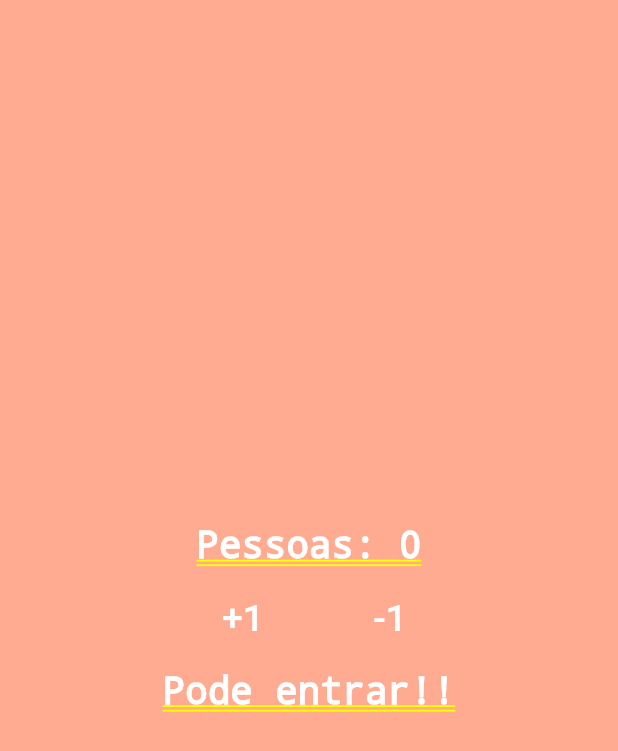
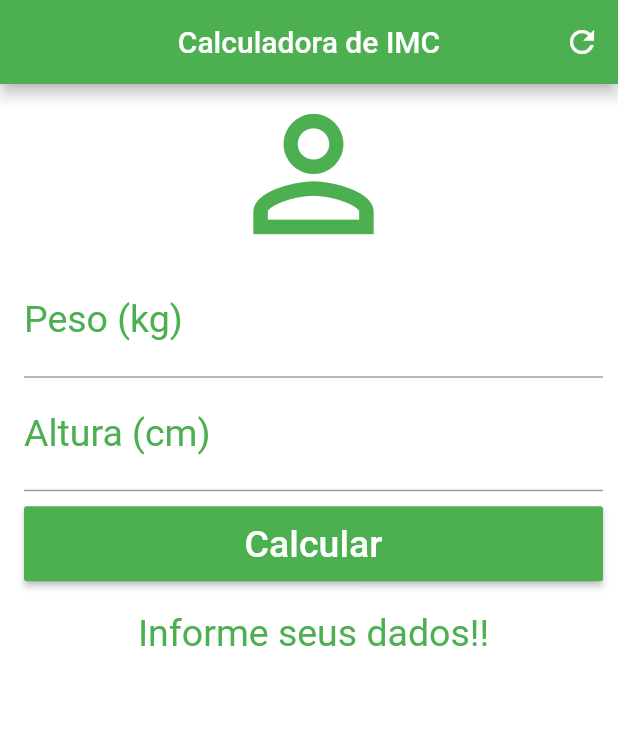
Before and after one commit to FlavioHeartnet/flutterAppTeste, a Flutter app: the screen it shows after launch, on a phone screen of 412 x 824 dp. Shown: the top 751 px of the screen. Run offline on Flutter 3.47's test engine with Material 2 defaults, Android fonts, the phone set to English and light mode, and no system bars.

Commit message:
Calculadora IMC

```diff
--- a/lib/main.dart
+++ b/lib/main.dart
@@ -11,76 +11,137 @@ class MyApp extends StatelessWidget {
         theme: ThemeData(
           primarySwatch: Colors.deepOrange,
         ),
-        home: Home()
-        );
+        home: Home());
   }
 }
 
 class Home extends StatefulWidget {
   @override
-  _State createState() => _State();
+  _HomeState createState() => _HomeState();
 }
 
-class _State extends State<Home> {
-  int _people = 0;
-  String _info = "Pode entrar!!";
-  void _changePeople(int delta)
-  {
+class _HomeState extends State<Home> {
+  TextEditingController weightController = TextEditingController();
+  TextEditingController heightController = TextEditingController();
+
+  String infoText = "Informe seus dados!!";
+
+  GlobalKey<FormState> _formKey = GlobalKey<FormState>();
+
+  void _resetField() {
+
     setState(() {
-      _people+=delta;
-      if(_people < 0){
-        _info="Não há pessoas!!";
-        _people = 0;
-      }else if(_people >=11)
-      {
-        _info="Esta Lotado";
-      }else{
-         _info="Pode entrar!!";
+      weightController.text = "";
+      heightController.text = "";
+      infoText = "Informe seus dados!!";
+
+    });
   }
 
+  void _calcutate() {
+    setState(() {
+      double weight = double.parse(weightController.text);
+      double height = double.parse(heightController.text) / 100;
+      double imc = weight / (height * height);
 
+      if (imc < 18.6) {
+        infoText = "Abaixo do peso: (${imc.toStringAsPrecision(4)})";
+      } else if (imc >= 18.6 && imc < 24.9) {
+        infoText = "Peso Ideal: (${imc.toStringAsPrecision(4)})";
+      } else if (imc >= 24.9 && imc < 29.9) {
+        infoText = "Levemente acima do peso: (${imc.toStringAsPrecision(4)})";
+      } else if (imc >= 29.9 && imc < 34.9) {
+        infoText = "Obesidade grau I: (${imc.toStringAsPrecision(4)})";
+      } else if (imc >= 34.9 && imc < 39.9) {
+        infoText = "Obesidade grau II: (${imc.toStringAsPrecision(4)})";
+      } else if (imc >= 40) {
+        infoText = "Obesidade grau III: (${imc.toStringAsPrecision(4)})";
+      }
     });
-
   }
 
   @override
   Widget build(BuildContext context) {
-    return Stack(
+    return Scaffold(
+        appBar: AppBar(
+          title: Text("Calculadora de IMC"),
+          centerTitle: true,
+          backgroundColor: Colors.green,
+          actions: <Widget>[
+            IconButton(
+              icon: Icon(Icons.refresh),
+              onPressed: () {
+                _resetField();
+              },
+            )
+          ],
+        ),
+        backgroundColor: Colors.white,
+        body: SingleChildScrollView(
+            padding: EdgeInsets.fromLTRB(16, 0.0, 10, 0.0),
+            child: Form(
+              key: _formKey,
+              child: Column(
+                crossAxisAlignment: CrossAxisAlignment.stretch,
                 children: <Widget>[
-            Container(color: Colors.deepOrange[200]),
-            Column(
-              mainAxisAlignment: MainAxisAlignment.center,
-              children: <Widget>[
-                Text(
-                  "Pessoas: $_people",
+                  Icon(
+                    Icons.person_outline,
+                    size: 120,
+                    color: Colors.green,
+                  ),
+                  TextFormField(
+                    validator: (value) {
+                      if (value.isEmpty) {
+                        return "Informe seu peso!";
+                      }
+                    },
+                    controller: weightController,
+                    keyboardType: TextInputType.numberWithOptions(),
+                    decoration: InputDecoration(
+                        labelText: "Peso (kg)",
+                        labelStyle: TextStyle(color: Colors.green)),
+                    textAlign: TextAlign.center,
+                    style: TextStyle(color: Colors.green, fontSize: 25),
+                  ),
+                  TextFormField(
+                    validator: (value) {
+                      if (value.isEmpty) {
+                        return "Informe sua altura!";
+                      }
+                    },
+                    controller: heightController,
+                    keyboardType: TextInputType.numberWithOptions(),
+                    decoration: InputDecoration(
+                        labelText: "Altura (cm)",
+                        labelStyle: TextStyle(color: Colors.green)),
+                    textAlign: TextAlign.center,
+                    style: TextStyle(color: Colors.green, fontSize: 25),
+                  ),
+                  Padding(
+                    padding: EdgeInsets.only(top: 10, bottom: 20),
+                    child: Container(
+                      height: 50,
+                      child: RaisedButton(
+                        onPressed: () {
+                          if (_formKey.currentState.validate()) {
+                            _calcutate();
+                          }
+                        },
+                        child: Text(
+                          "Calcular",
                           style: TextStyle(color: Colors.white, fontSize: 25),
                         ),
-                Row(
-                  mainAxisAlignment: MainAxisAlignment.center,
-                  children: <Widget>[
-                    Padding(
-                      padding: EdgeInsets.all(10),
-                      child: FlatButton(
-                        child: Text("+1",
-                            style:
-                                TextStyle(color: Colors.white, fontSize: 25)),
-                        onPressed: () {_changePeople(1);},
+                        color: Colors.green,
                       ),
                     ),
-                    FlatButton(
-                      child: Text("-1",
-                          style: TextStyle(color: Colors.white, fontSize: 25)),
-                      onPressed: () {_changePeople(-1);},
                   ),
+                  Text(
+                    infoText,
+                    textAlign: TextAlign.center,
+                    style: TextStyle(color: Colors.green, fontSize: 25),
+                  )
                 ],
               ),
-                Text(
-                  _info,
-                  style: TextStyle(color: Colors.white, fontSize: 25),
-                ),
-              ],
-            )
-          ],
-        );
+            )));
   }
 }
```
Lines whose indentation alone changed are shown as unchanged.
